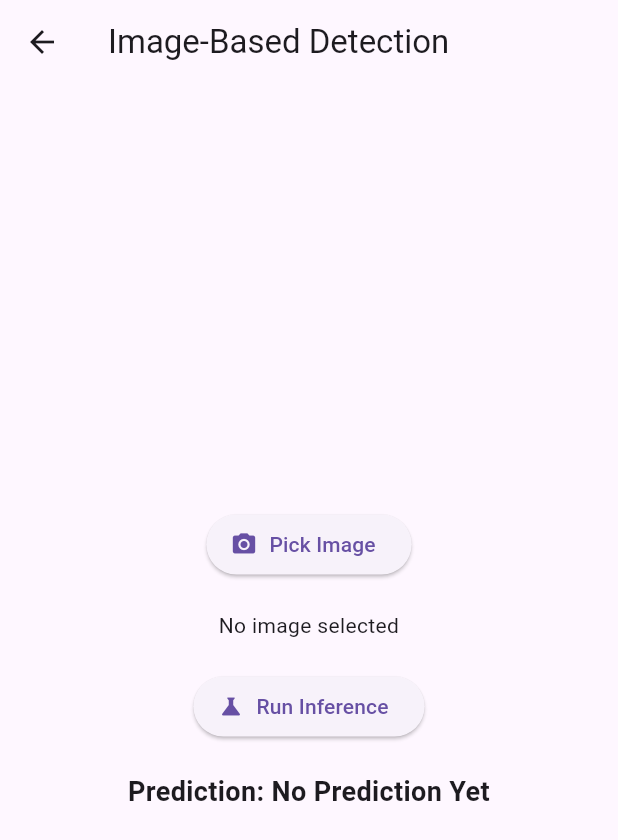
After one commit to RajeevSekar/farm_buddy, a Flutter app: the screen it shows after launch, after a tap on "Image Detection", on a phone screen of 412 x 824 dp. The commit adds this screen. Shown: the top 840 px of the screen. Run offline on Flutter 3.47's test engine with Material 3 defaults, Android fonts, the phone set to English and light mode, and no system bars; our stand-ins replace image_picker; missing offline and left inert: tflite_flutter.

Commit message:
multimodal page added

```diff
--- /dev/null
+++ b/lib/home_screen.dart
@@ -0,0 +1,38 @@
+import 'package:flutter/material.dart';
+import 'image_detection_screen.dart';
+import 'multimodal_detection_screen.dart';
+
+class HomeScreen extends StatelessWidget {
+  @override
+  Widget build(BuildContext context) {
+    return Scaffold(
+      appBar: AppBar(title: Text('Rice Sheath Blight Detection')),
+      body: Center(
+        child: Column(
+          mainAxisAlignment: MainAxisAlignment.center,
+          children: [
+            ElevatedButton(
+              onPressed: () {
+                Navigator.push(
+                  context,
+                  MaterialPageRoute(builder: (context) => ImageDetectionScreen()),
+                );
+              },
+              child: Text('Image Detection'),
+            ),
+            SizedBox(height: 20),
+            ElevatedButton(
+              onPressed: () {
+                Navigator.push(
+                  context,
+                  MaterialPageRoute(builder: (context) => MultiModalDetectionScreen()),
+                );
+              },
+              child: Text('Multimodal Detection'),
+            ),
+          ],
+        ),
+      ),
+    );
+  }
+}
--- /dev/null
+++ b/lib/image_detection_screen.dart
@@ -0,0 +1,162 @@
+import 'dart:io';
+import 'dart:typed_data';
+import 'package:flutter/material.dart';
+import 'package:image_picker/image_picker.dart';
+import 'package:image/image.dart' as img;
+import 'package:tflite_flutter/tflite_flutter.dart';
+import 'dart:developer' as devtools;
+
+class ImageDetectionScreen extends StatefulWidget {
+  @override
+  _ImageDetectionScreenState createState() => _ImageDetectionScreenState();
+}
+
+class _ImageDetectionScreenState extends State<ImageDetectionScreen> {
+  File? _imageFile;
+  bool _isProcessing = false;
+  Interpreter? _imageInterpreter;
+  String _predictionText = "No Prediction Yet";
+  double imageProbability = 0.0;
+
+  @override
+  void initState() {
+    super.initState();
+    _initializeInterpreter();
+  }
+
+  Future<void> _initializeInterpreter() async {
+    try {
+      _imageInterpreter = await Interpreter.fromAsset('assets/image_model.tflite');
+      devtools.log("✅ Image Model Loaded Successfully!");
+    } catch (e) {
+      devtools.log("❌ Error loading image model: $e");
+    }
+  }
+
+  Future<void> _pickImage(ImageSource source) async {
+    final picker = ImagePicker();
+    final pickedFile = await picker.pickImage(source: source);
+    if (pickedFile == null) return;
+
+    setState(() {
+      _imageFile = File(pickedFile.path);
+      _predictionText = "Image selected. Click 'Run Inference'";
+    });
+  }
+
+  Future<void> _runInference() async {
+    if (_imageFile == null) {
+      setState(() {
+        _predictionText = "⚠️ Please select an image first!";
+      });
+      return;
+    }
+
+    setState(() {
+      _isProcessing = true;
+      _predictionText = "Processing...";
+    });
+
+    try {
+      List<double> normalizedPixels = await _preprocessImage(_imageFile!);
+      var inputTensor = _reshapeInput(normalizedPixels, 224, 224, 3);
+      List<List<double>> outputTensor = List.generate(1, (_) => [0.0]);
+
+      _imageInterpreter?.run(inputTensor, outputTensor);
+      imageProbability = outputTensor[0][0];
+
+      devtools.log("📊 Image Model Output: $imageProbability");
+
+      setState(() {
+        _predictionText = imageProbability >= 0.5 ? "❌ Sheath Blight Detected" : "✅ Healthy Plant";
+        _isProcessing = false;
+      });
+    } catch (e) {
+      devtools.log("❌ Error processing image: $e");
+      setState(() {
+        _predictionText = "Error processing image!";
+        _isProcessing = false;
+      });
+    }
+  }
+
+  Future<List<double>> _preprocessImage(File imageFile) async {
+    List<int> imageBytes = await imageFile.readAsBytes();
+    img.Image? rawImage = img.decodeImage(Uint8List.fromList(imageBytes));
+    if (rawImage == null) throw Exception("Failed to decode image");
+
+    img.Image resizedImage = img.copyResize(rawImage, width: 224, height: 224);
+
+    List<double> normalizedPixels = [];
+    for (int y = 0; y < resizedImage.height; y++) {
+      for (int x = 0; x < resizedImage.width; x++) {
+        var pixel = resizedImage.getPixel(x, y);
+        normalizedPixels.add((pixel.r / 255.0));
+        normalizedPixels.add((pixel.g / 255.0));
+        normalizedPixels.add((pixel.b / 255.0));
+      }
+    }
+
+    return normalizedPixels;
+  }
+
+  List<List<List<List<double>>>> _reshapeInput(List<double> flat, int height, int width, int channels) {
+    List<List<List<List<double>>>> tensor = List.generate(
+        1,
+            (_) => List.generate(height, (_) => List.generate(width, (_) => List.filled(channels, 0.0))));
+
+    int index = 0;
+    for (int i = 0; i < height; i++) {
+      for (int j = 0; j < width; j++) {
+        for (int k = 0; k < channels; k++) {
+          tensor[0][i][j][k] = flat[index++];
+        }
+      }
+    }
+    return tensor;
+  }
+
+  @override
+  void dispose() {
+    _imageInterpreter?.close();
+    super.dispose();
+  }
+
+  @override
+  Widget build(BuildContext context) {
+    return Scaffold(
+      appBar: AppBar(title: Text('Image-Based Detection')),
+      body: Center(
+        child: SingleChildScrollView(
+          padding: EdgeInsets.all(16.0),
+          child: Column(
+            crossAxisAlignment: CrossAxisAlignment.center,
+            children: [
+              ElevatedButton.icon(
+                icon: Icon(Icons.camera_alt),
+                label: Text('Pick Image'),
+                onPressed: () => _pickImage(ImageSource.gallery),
+              ),
+              SizedBox(height: 20),
+              _imageFile != null
+                  ? Image.file(_imageFile!, height: 250)
+                  : Text("No image selected", textAlign: TextAlign.center),
+              SizedBox(height: 20),
+              ElevatedButton.icon(
+                icon: Icon(Icons.science),
+                label: Text('Run Inference'),
+                onPressed: _runInference,
+              ),
+              SizedBox(height: 20),
+              Text(
+                "Prediction: $_predictionText",
+                style: TextStyle(fontSize: 18, fontWeight: FontWeight.bold),
+                textAlign: TextAlign.center,
+              ),
+            ],
+          ),
+        ),
+      ),
+    );
+  }
+}
--- a/pubspec.yaml
+++ b/pubspec.yaml
@@ -72,7 +72,9 @@ flutter:
   #   - images/a_dot_burr.jpeg
   #   - images/a_dot_ham.jpeg
   assets:
-    - assets/model.tflite
+    - assets/image_model.tflite
+    - assets/ann_model.tflite
+
   # An image asset can refer to one or more resolution-specific "variants", see
   # https://flutter.dev/to/resolution-aware-images
 
```
Also changed, not shown: lib/main.dart (+4 -182 lines), lib/multimodal_detection_screen.dart (added, +235 -0 lines), 2 other files.
